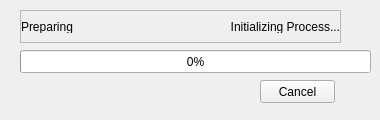
Qt form enmapbox/apps/the_lmu_app/GUI_ProgressBar.ui (jakimowb/enmapbox_testmigration2) before a commit.
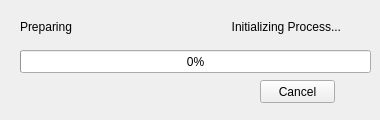
The same form after that commit.

Patch:
```diff
--- a/enmapbox/apps/the_lmu_app/GUI_ProgressBar.ui
+++ b/enmapbox/apps/the_lmu_app/GUI_ProgressBar.ui
@@ -57,10 +57,10 @@
     </rect>
    </property>
    <property name="frameShape">
-    <enum>QFrame::StyledPanel</enum>
+    <enum>QFrame::NoFrame</enum>
    </property>
    <property name="frameShadow">
-    <enum>QFrame::Raised</enum>
+    <enum>QFrame::Plain</enum>
    </property>
    <layout class="QHBoxLayout" name="horizontalLayout">
     <property name="leftMargin">
```
